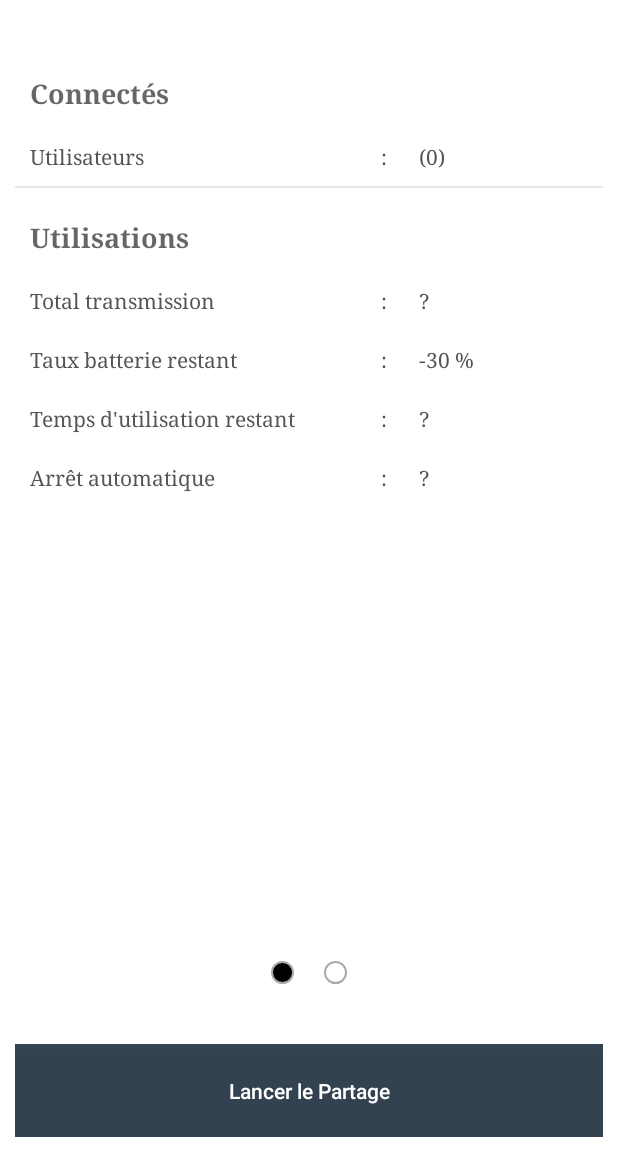
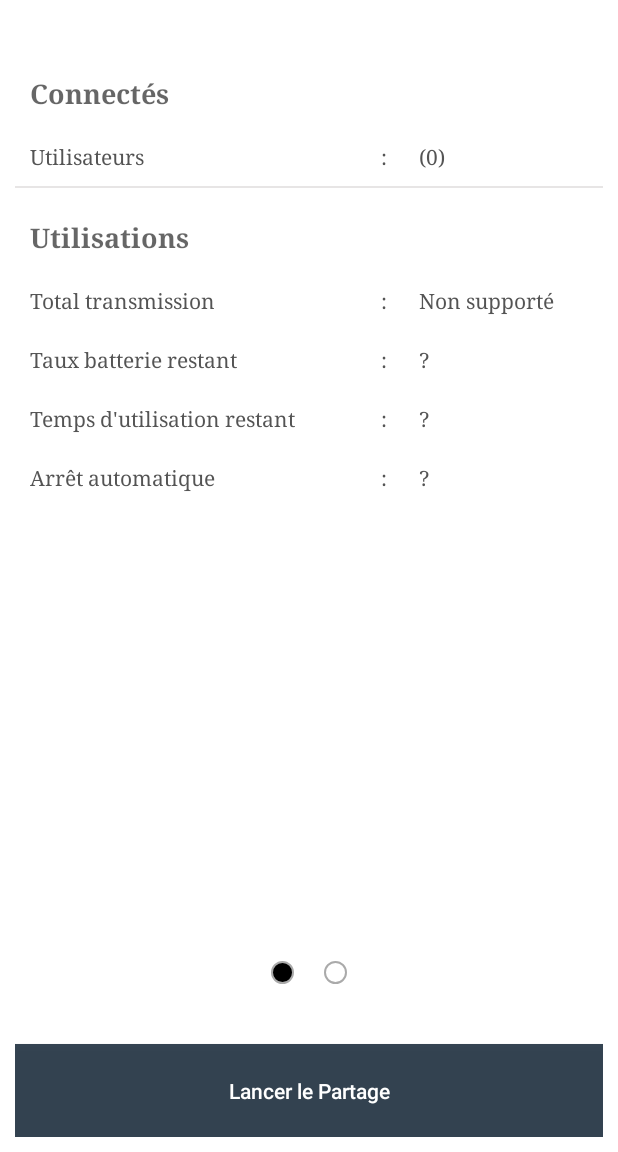
Before and after one commit to guillaume-/WifineOCampus, an Android app: the screen it shows after launch (MainActivity), on a phone screen of 412 x 824 dp, the part 84-1236 px from its top. Run offline under Robolectric (Android 15) with nearby library versions, the phone set to English and light mode, and no system bars; 4 statements that could not run were skipped.

Commit message:
Data management v0.1

```diff
--- a/app/src/main/java/com/neocampus/wifishared/fragments/Home.java
+++ b/app/src/main/java/com/neocampus/wifishared/fragments/Home.java
@@ -1,6 +1,7 @@
 package com.neocampus.wifishared.fragments;
 
 import android.content.Context;
+import android.net.TrafficStats;
 import android.net.Uri;
 import android.net.wifi.WifiConfiguration;
 import android.os.Bundle;
@@ -42,8 +43,12 @@ public class Home extends Fragment implements OnFragmentSetListener, OnReachable
     private String mParam1;
     private String mParam2;
     private View view;
-    private TextView batterieLevel;
-    private TextView batterieLimite;
+    private TextView batterieLevel,
+                     batterieLimite,
+                     dataLevel,
+                     dataLimite;
+    private long dataT0;
+    private boolean isDataUsable;
 
     private OnActivitySetListener mListener;
 
@@ -85,8 +90,10 @@ public class Home extends Fragment implements OnFragmentSetListener, OnReachable
 
         this.view = inflater.inflate(R.layout.fragment_home, container, false);
 
-        this.batterieLevel = (TextView) view.findViewById(R.id.batterie_level_result);
-        this.batterieLimite = (TextView) view.findViewById(R.id.batterie_level_limit);
+        batterieLevel = (TextView) view.findViewById(R.id.batterie_level_result);
+        batterieLimite = (TextView) view.findViewById(R.id.batterie_level_limit);
+        dataLevel = (TextView) view.findViewById(R.id.data_level);
+        dataLimite = (TextView) view.findViewById(R.id.data_limit);
 
         ViewPager viewPager = (ViewPager) this.view.findViewById(R.id.id_view_pager);
         CirclePageIndicator indicator = (CirclePageIndicator) this.view.findViewById(R.id.id_circle_indicator);
@@ -101,9 +108,19 @@ public class Home extends Fragment implements OnFragmentSetListener, OnReachable
 
         int batterie_level = this.mListener.getCurrentBatterieLevel();
         int batterie_limite_level = this.mListener.getLimiteBatterieLevel();
-
-        batterieLimite.setText(String.format(Locale.FRANCE, "%d %% ", batterie_limite_level));
-        batterieLevel.setText(String.format(Locale.FRANCE, "%d %% ", batterie_level - batterie_limite_level));
+        //batterieLimite.setText(String.format(Locale.FRANCE, "%d %% ", batterie_limite_level));
+        //batterieLevel.setText(String.format(Locale.FRANCE, "%d %% ", batterie_level - batterie_limite_level));
+        batterieLimite.setText("?");
+        batterieLevel.setText("?");
+        isDataUsable = (TrafficStats.getMobileRxBytes() != TrafficStats.UNSUPPORTED);
+        if(isDataUsable) {
+            dataT0 = TrafficStats.getTotalRxBytes()+TrafficStats.getTotalTxBytes();
+            dataLevel.setText("0 octet");
+            dataLimite.setText("Non défini");
+        } else {
+            dataLevel.setText("Non supporté");
+            dataLimite.setText("Non supporté");
+        }
 
         if (WifiApControl.checkPermission(getContext(), true)) {
             WifiApControl apControl = WifiApControl.getInstance(getContext());
@@ -149,9 +166,12 @@ public class Home extends Fragment implements OnFragmentSetListener, OnReachable
             }
             int batterie_level = this.mListener.getCurrentBatterieLevel();
             int batterie_limite_level = this.mListener.getLimiteBatterieLevel();
-
-            batterieLimite.setText(String.format(Locale.FRANCE, "%d %% ", batterie_limite_level));
-            batterieLevel.setText(String.format(Locale.FRANCE, "%d %% ", batterie_level - batterie_limite_level));
+            //batterieLimite.setText(String.format(Locale.FRANCE, "%d %% ", batterie_limite_level));
+            //batterieLevel.setText(String.format(Locale.FRANCE, "%d %% ", batterie_level - batterie_limite_level));
+            if(isDataUsable) {
+                long dataTx = TrafficStats.getTotalRxBytes()+TrafficStats.getTotalTxBytes();
+                dataLevel.setText(dataToStr(dataTx-dataT0));
+            }
         }
     }
 
@@ -178,5 +198,15 @@ public class Home extends Fragment implements OnFragmentSetListener, OnReachable
         mListener = null;
     }
 
-
+    public String dataToStr(long data){
+        if(data > 1000000000)
+            return ""+(data/1000000000)+" Go";
+        else if(data > 1000000)
+            return ""+(data/1000000)+" Mo";
+        else if(data > 1000)
+            return ""+(data/1000)+" Ko";
+        else if(data > 1)
+            return ""+(data)+" octets";
+        return ""+(data)+" octet";
+    }
 }
--- a/app/src/main/res/layout/fragment_home.xml
+++ b/app/src/main/res/layout/fragment_home.xml
@@ -158,7 +158,8 @@
                             android:fontFamily="serif"
                             android:layout_gravity="center_horizontal"
                             android:layout_weight="0.35"
-                            android:layout_width="0dp" />
+                            android:layout_width="0dp"
+                            android:id="@+id/data_level" />
                     </LinearLayout>
 
                     <LinearLayout
@@ -338,7 +339,8 @@
                             android:fontFamily="serif"
                             android:layout_gravity="center_horizontal"
                             android:layout_weight="0.35"
-                            android:layout_width="0dp" />
+                            android:layout_width="0dp"
+                            android:id="@+id/data_limit" />
                     </LinearLayout>
 
                     <LinearLayout
```
